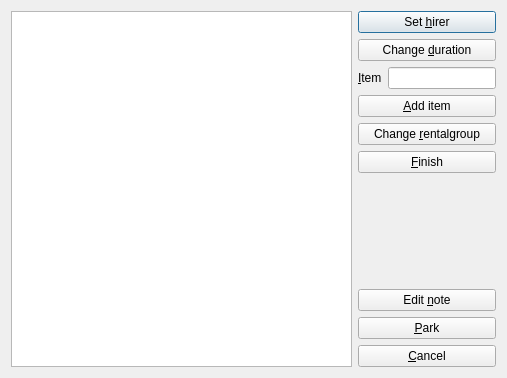
Above: src/rentdialog.ui from RoskildeSkiklub/ssfh before the change. Below: the same form after it.
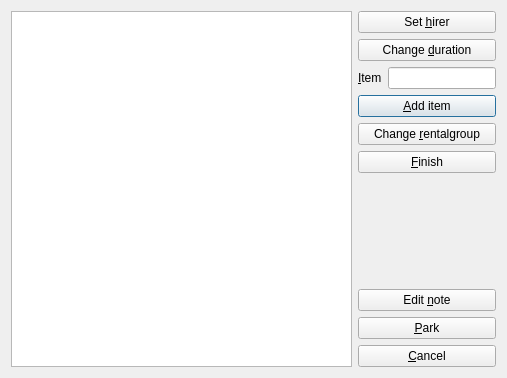
That is the form after the change.

Commit message: Return and rent dialog have default buttons, such that enter returns/adds an item

The edit to the form file:
```diff
--- a/src/rentdialog.ui
+++ b/src/rentdialog.ui
@@ -62,6 +62,9 @@
        <property name="text">
         <string>&amp;Add item</string>
        </property>
+       <property name="default">
+        <bool>true</bool>
+       </property>
       </widget>
      </item>
      <item>
```
The commit also changes 2 other files.
